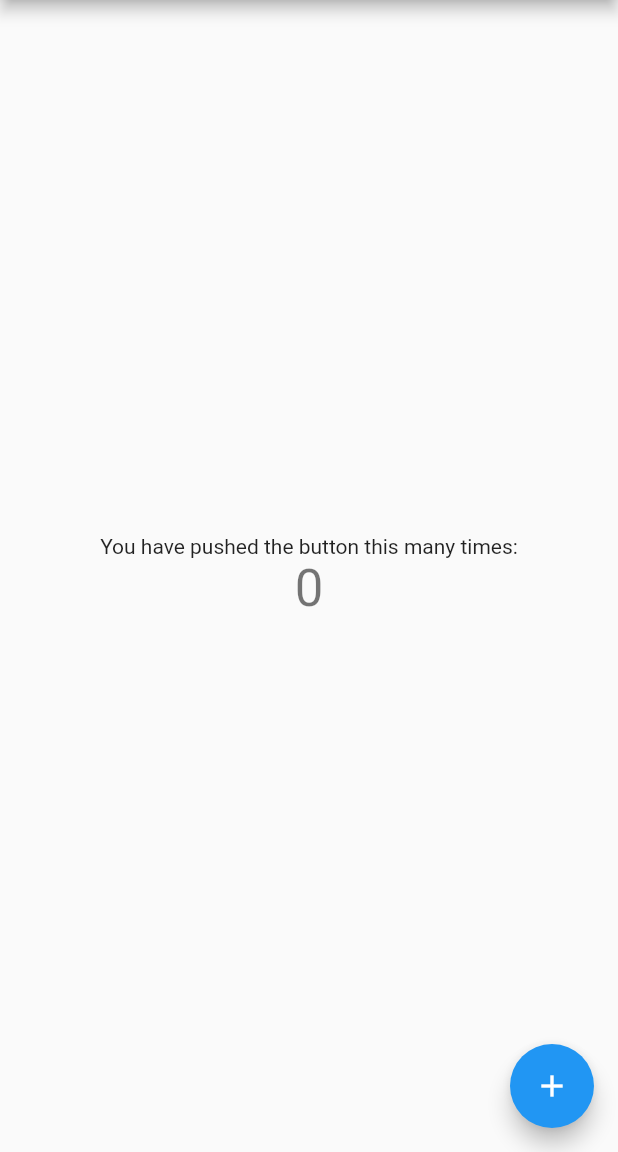
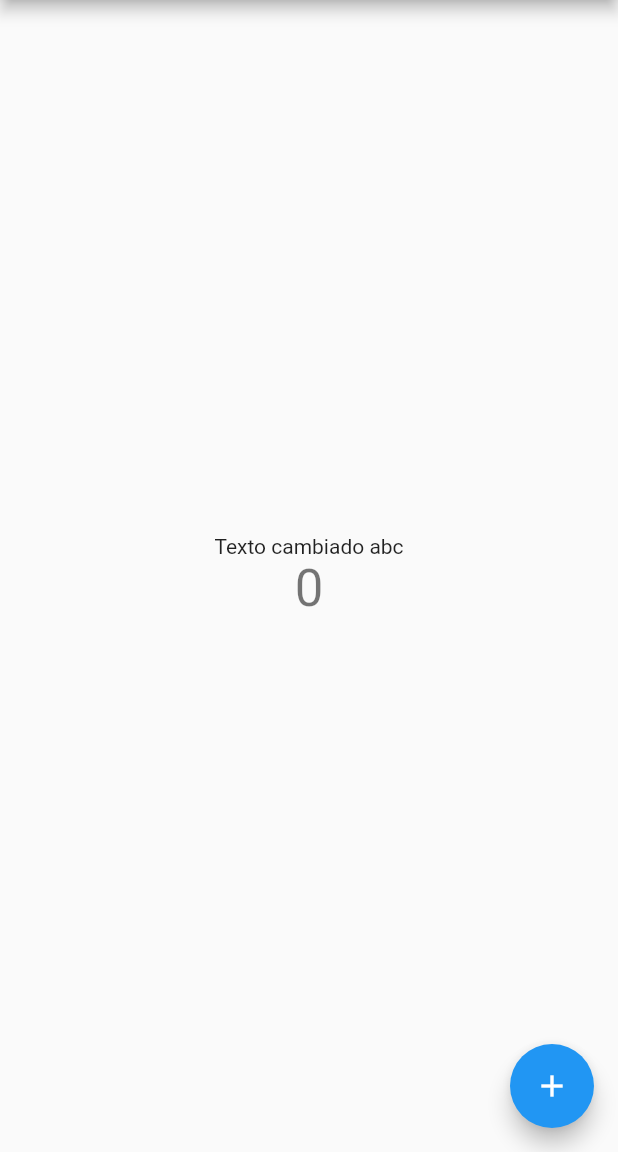
Before and after one commit to miyaguiMode/codigo4_bmi, a Flutter app: the screen it shows after launch, on a phone screen of 412 x 824 dp, the part 84-1236 px from its top. Run offline on Flutter 3.47's test engine with Material 2 defaults, Android fonts, the phone set to English and light mode, and no system bars.

Commit message:
cambios en el texto

```diff
--- a/lib/main.dart
+++ b/lib/main.dart
@@ -96,7 +96,7 @@ class _MyHomePageState extends State<MyHomePage> {
           mainAxisAlignment: MainAxisAlignment.center,
           children: <Widget>[
             const Text(
-              'You have pushed the button this many times:',
+              'Texto cambiado abc',
             ),
             Text(
               '$_counter',
```
